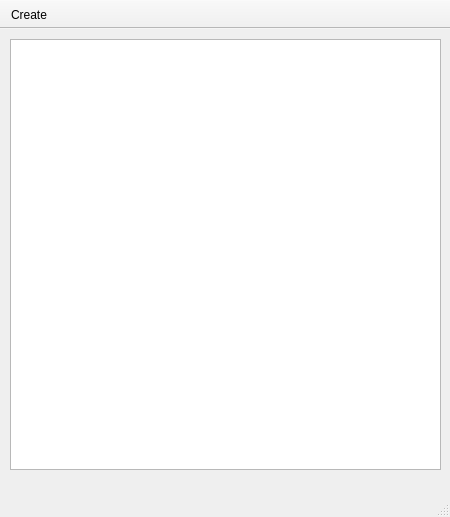
Above: mainwindow.ui from Konano/Programming-Training-QtMCS before the change. Below: the same form after it.
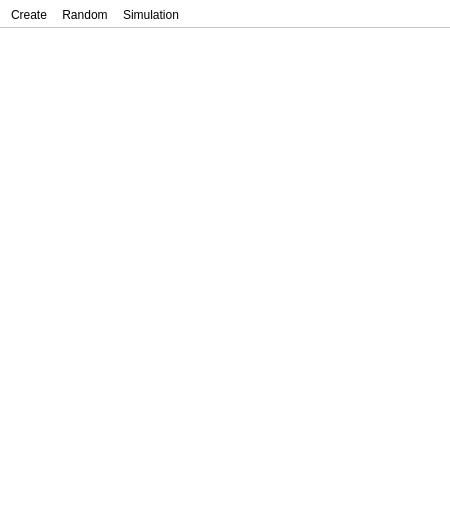
That is the form after the change.

Commit message: 完成大体 UI 设计和 Random 功能

Patch:
```diff
--- a/mainwindow.ui
+++ b/mainwindow.ui
@@ -7,11 +7,26 @@
     <x>0</x>
     <y>0</y>
     <width>450</width>
-    <height>517</height>
+    <height>510</height>
    </rect>
   </property>
+  <property name="sizePolicy">
+   <sizepolicy hsizetype="Preferred" vsizetype="Preferred">
+    <horstretch>0</horstretch>
+    <verstretch>0</verstretch>
+   </sizepolicy>
+  </property>
+  <property name="minimumSize">
+   <size>
+    <width>0</width>
+    <height>0</height>
+   </size>
+  </property>
   <property name="windowTitle">
-   <string>MainWindow</string>
+   <string>Microfluidic Chip Simulation</string>
+  </property>
+  <property name="styleSheet">
+   <string notr="true">background-color: white</string>
   </property>
   <widget class="QWidget" name="centralWidget">
    <widget class="QGraphicsView" name="graphicsView">
@@ -23,6 +38,21 @@
       <height>431</height>
      </rect>
     </property>
+    <property name="autoFillBackground">
+     <bool>false</bool>
+    </property>
+    <property name="styleSheet">
+     <string notr="true">border:0px;</string>
+    </property>
+    <property name="lineWidth">
+     <number>1</number>
+    </property>
+    <property name="verticalScrollBarPolicy">
+     <enum>Qt::ScrollBarAsNeeded</enum>
+    </property>
+    <property name="horizontalScrollBarPolicy">
+     <enum>Qt::ScrollBarAsNeeded</enum>
+    </property>
    </widget>
   </widget>
   <widget class="QMenuBar" name="menuBar">
@@ -46,6 +76,8 @@
     <bool>false</bool>
    </attribute>
    <addaction name="actionCreate"/>
+   <addaction name="actionRandom"/>
+   <addaction name="actionSimulation"/>
   </widget>
   <widget class="QStatusBar" name="statusBar"/>
   <action name="actionCreate">
@@ -53,6 +85,16 @@
     <string>Create</string>
    </property>
   </action>
+  <action name="actionRandom">
+   <property name="text">
+    <string>Random</string>
+   </property>
+  </action>
+  <action name="actionSimulation">
+   <property name="text">
+    <string>Simulation</string>
+   </property>
+  </action>
  </widget>
  <layoutdefault spacing="6" margin="11"/>
  <resources/>
```
The commit also changes 6 other files.
